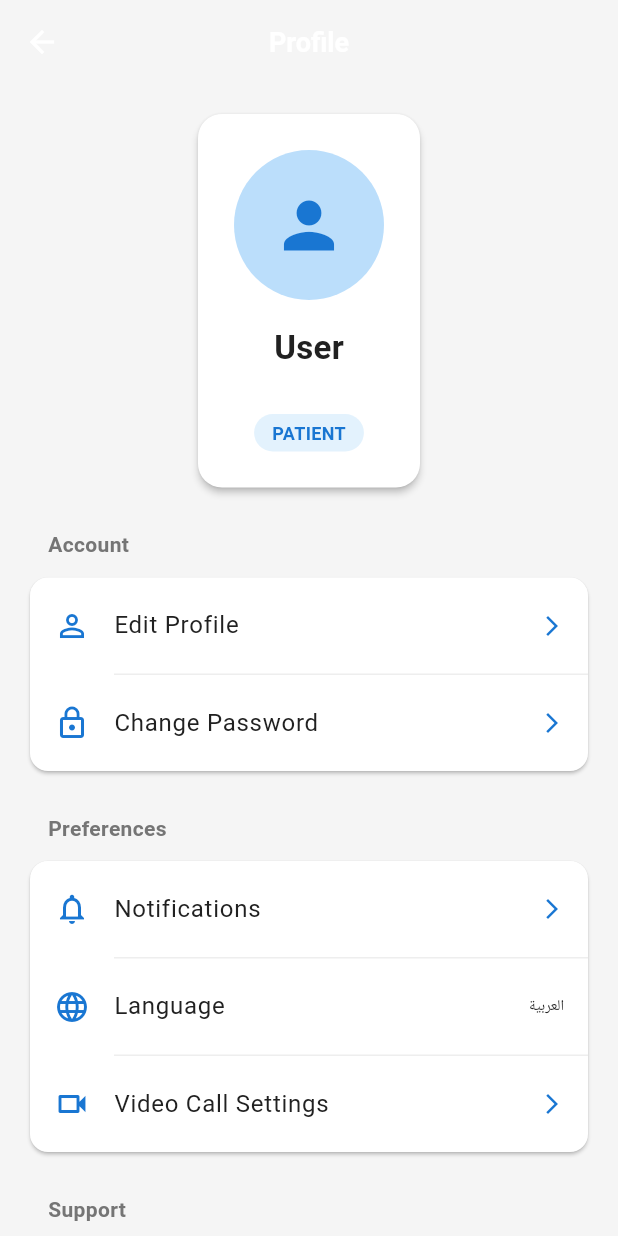
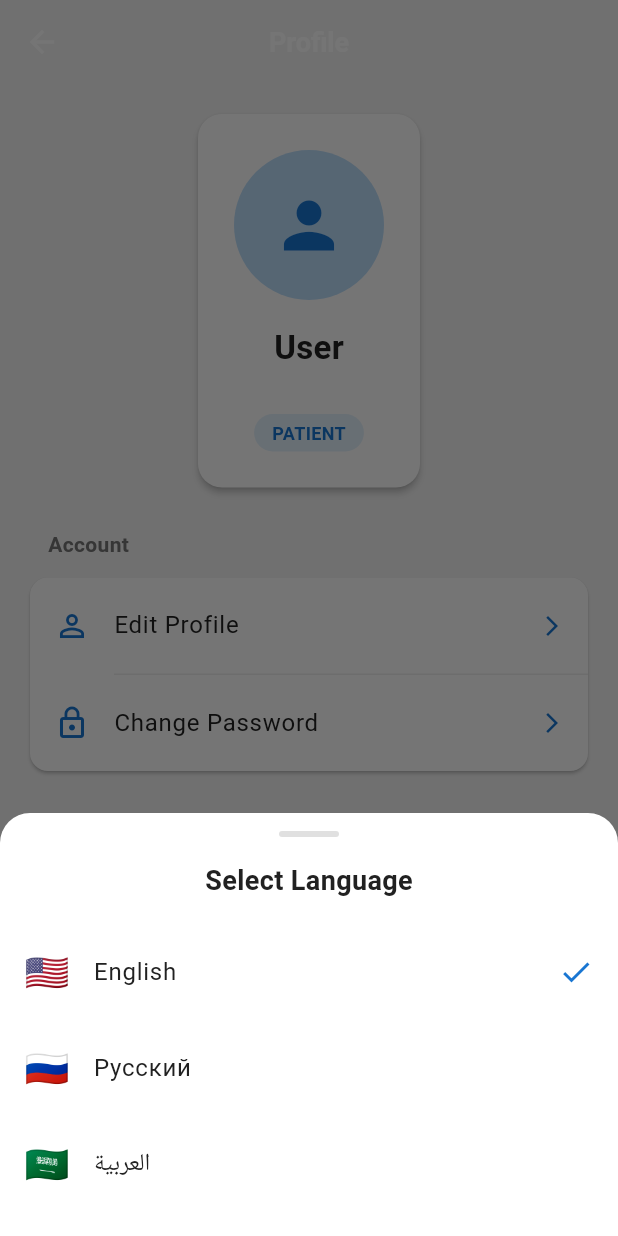
Before and after one commit to Rahimdzx/medicalai, a Flutter app: the _ProfileContent screen opened directly, after a tap on "Language", on a phone screen of 412 x 824 dp. Run offline on Flutter 3.47's test engine with Material 3 defaults, Android fonts, the phone set to English and light mode, and no system bars; our stand-ins replace cloud_firestore, file_picker, firebase_auth, firebase_core, firebase_messaging, firebase_storage and 9 more; missing offline and left inert: agora_rtc_engine, mobile_scanner; accounts and stored records are empty.

Commit message:
`Added language selector to profile screen`

```diff
--- a/lib/screens/home_screen.dart
+++ b/lib/screens/home_screen.dart
@@ -514,6 +514,7 @@ class _ProfileContent extends StatelessWidget {
   @override
   Widget build(BuildContext context) {
     final authProvider = Provider.of<AuthProvider>(context);
+    final localeProvider = Provider.of<LocaleProvider>(context);
     final l10n = AppLocalizations.of(context);
 
     return Scaffold(
@@ -719,6 +720,72 @@ class _ProfileContent extends StatelessWidget {
       await Provider.of<AuthProvider>(context, listen: false).signOut();
     }
   }
+
+  void _showLanguageSelector(BuildContext context, LocaleProvider provider) {
+    showModalBottomSheet(
+      context: context,
+      shape: const RoundedRectangleBorder(
+        borderRadius: BorderRadius.vertical(top: Radius.circular(20)),
+      ),
+      builder: (context) => SafeArea(
+        child: Column(
+          mainAxisSize: MainAxisSize.min,
+          children: [
+            Container(
+              margin: const EdgeInsets.only(top: 12),
+              width: 40,
+              height: 4,
+              decoration: BoxDecoration(
+                color: Colors.grey.shade300,
+                borderRadius: BorderRadius.circular(2),
+              ),
+            ),
+            const Padding(
+              padding: EdgeInsets.all(16),
+              child: Text(
+                'Select Language',
+                style: TextStyle(fontSize: 18, fontWeight: FontWeight.bold),
+              ),
+            ),
+            ListTile(
+              leading: const Text('🇺🇸', style: TextStyle(fontSize: 24)),
+              title: const Text('English'),
+              trailing: provider.locale.languageCode == 'en'
+                  ? Icon(Icons.check, color: Colors.blue.shade700)
+                  : null,
+              onTap: () {
+                provider.setLocale('en');
+                Navigator.pop(context);
+              },
+            ),
+            ListTile(
+              leading: const Text('🇷🇺', style: TextStyle(fontSize: 24)),
+              title: const Text('Русский'),
+              trailing: provider.locale.languageCode == 'ru'
+                  ? Icon(Icons.check, color: Colors.blue.shade700)
+                  : null,
+              onTap: () {
+                provider.setLocale('ru');
+                Navigator.pop(context);
+              },
+            ),
+            ListTile(
+              leading: const Text('🇸🇦', style: TextStyle(fontSize: 24)),
+              title: const Text('العربية'),
+              trailing: provider.locale.languageCode == 'ar'
+                  ? Icon(Icons.check, color: Colors.blue.shade700)
+                  : null,
+              onTap: () {
+                provider.setLocale('ar');
+                Navigator.pop(context);
+              },
+            ),
+            const SizedBox(height: 16),
+          ],
+        ),
+      ),
+    );
+  }
 }
 
 /// Action Card Widget
```
